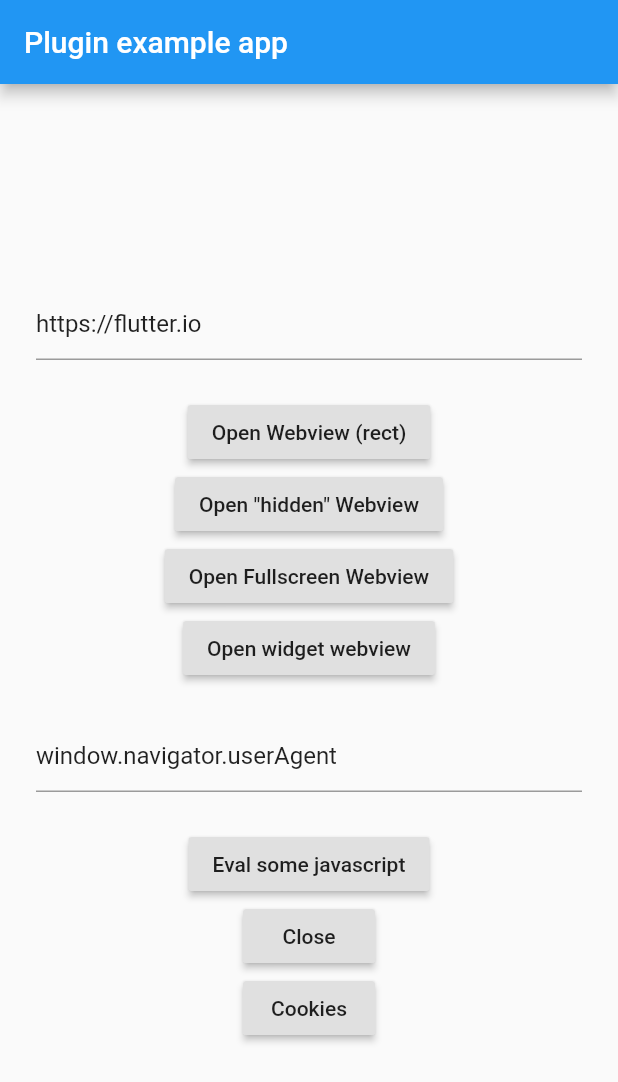
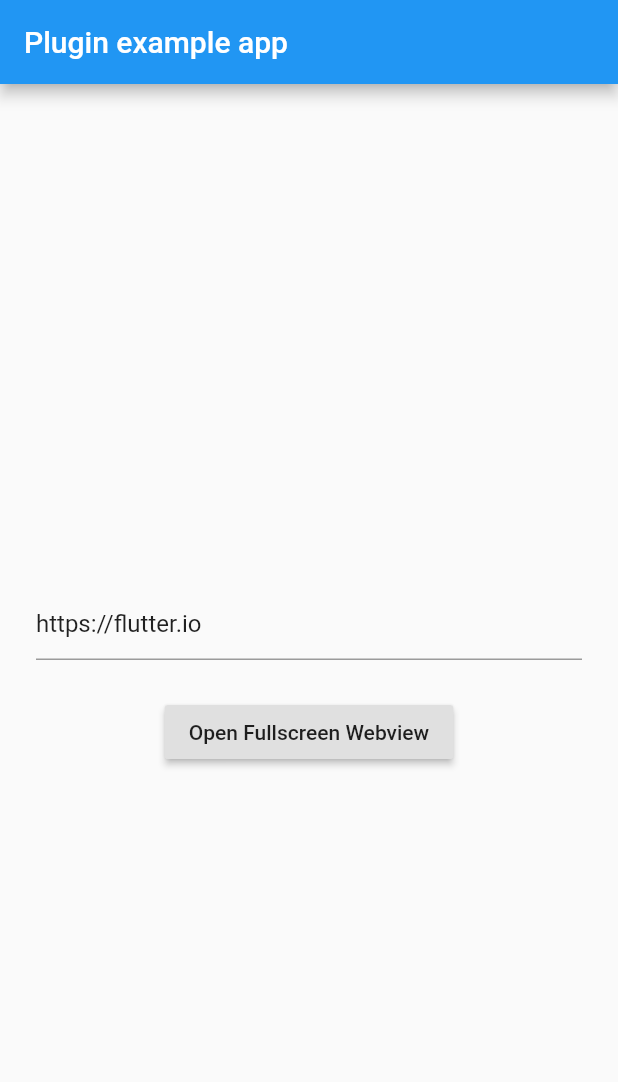
Before and after one commit to WLun001/flutter-webview, a Flutter app: the screen it shows after launch, on a phone screen of 412 x 824 dp. Shown: the top 1082 px of the screen. Run offline on Flutter 3.47's test engine with Material 2 defaults, Android fonts, the phone set to English and light mode, and no system bars; missing offline and left inert: flutter_webview_plugin.

Commit message:
simplfied sample code

```diff
--- a/lib/main.dart
+++ b/lib/main.dart
@@ -2,9 +2,6 @@ import 'dart:async';
 
 import 'package:flutter/material.dart';
 import 'package:flutter_webview_plugin/flutter_webview_plugin.dart';
-
-const kAndroidUserAgent =
-    'Mozilla/5.0 (Linux; Android 6.0; Nexus 5 Build/MRA58N) AppleWebKit/537.36 (KHTML, like Gecko) Chrome/62.0.3202.94 Mobile Safari/537.36';
 
 String selectedUrl = 'https://flutter.io';
 
@@ -45,32 +42,15 @@ class MyHomePage extends StatefulWidget {
 }
 
 class _MyHomePageState extends State<MyHomePage> {
-  // Instance of WebView plugin
   final flutterWebviewPlugin = new FlutterWebviewPlugin();
 
-  // On destroy stream
   StreamSubscription _onDestroy;
 
-  // On urlChanged stream
   StreamSubscription<String> _onUrlChanged;
-
-  // On urlChanged stream
-  StreamSubscription<WebViewStateChanged> _onStateChanged;
-
-  StreamSubscription<WebViewHttpError> _onHttpError;
-
-  StreamSubscription<double> _onScrollYChanged;
-
-  StreamSubscription<double> _onScrollXChanged;
 
   final _urlCtrl = new TextEditingController(text: selectedUrl);
 
-  final _codeCtrl =
-      new TextEditingController(text: 'window.navigator.userAgent');
-
   final _scaffoldKey = new GlobalKey<ScaffoldState>();
-
-  final _history = [];
 
   @override
   void initState() {
@@ -82,76 +62,25 @@ class _MyHomePageState extends State<MyHomePage> {
       selectedUrl = _urlCtrl.text;
     });
 
-    // Add a listener to on destroy WebView, so you can make came actions.
     _onDestroy = flutterWebviewPlugin.onDestroy.listen((_) {
       if (mounted) {
-        // Actions like show a info toast.
         _scaffoldKey.currentState.showSnackBar(
             const SnackBar(content: const Text('Webview Destroyed')));
       }
     });
 
-    // Add a listener to on url changed
     _onUrlChanged = flutterWebviewPlugin.onUrlChanged.listen((String url) {
       if (url == 'https://github.com/flutter') {
         flutterWebviewPlugin.close();
-      }
-      if (mounted) {
-        setState(() {
-          _history.add('onUrlChanged: $url');
-        });
-      }
-    });
-
-    _onScrollYChanged =
-        flutterWebviewPlugin.onScrollYChanged.listen((double y) {
-      if (mounted) {
-        setState(() {
-          _history.add("Scroll in  Y Direction: $y");
-        });
-      }
-    });
-
-    _onScrollXChanged =
-        flutterWebviewPlugin.onScrollXChanged.listen((double x) {
-      if (mounted) {
-        setState(() {
-          _history.add("Scroll in  X Direction: $x");
-        });
-      }
-    });
-
-    _onStateChanged =
-        flutterWebviewPlugin.onStateChanged.listen((WebViewStateChanged state) {
-      if (mounted) {
-        setState(() {
-          _history.add('onStateChanged: ${state.type} ${state.url}');
-        });
-      }
-    });
-
-    _onHttpError =
-        flutterWebviewPlugin.onHttpError.listen((WebViewHttpError error) {
-      if (mounted) {
-        setState(() {
-          _history.add('onHttpError: ${error.code} ${error.url}');
-        });
       }
     });
   }
 
   @override
   void dispose() {
-    // Every listener should be canceled, the same should be done with this stream.
     _onDestroy.cancel();
     _onUrlChanged.cancel();
-    _onStateChanged.cancel();
-    _onHttpError.cancel();
-    _onScrollXChanged.cancel();
-    _onScrollYChanged.cancel();
-
     flutterWebviewPlugin.dispose();
-
     super.dispose();
   }
 
@@ -171,67 +100,10 @@ class _MyHomePageState extends State<MyHomePage> {
           ),
           new RaisedButton(
             onPressed: () {
-              flutterWebviewPlugin.launch(selectedUrl,
-                  rect: new Rect.fromLTWH(
-                      0.0, 0.0, MediaQuery.of(context).size.width, 300.0),
-                  userAgent: kAndroidUserAgent);
-            },
-            child: const Text('Open Webview (rect)'),
-          ),
-          new RaisedButton(
-            onPressed: () {
-              flutterWebviewPlugin.launch(selectedUrl, hidden: true);
-            },
-            child: const Text('Open "hidden" Webview'),
-          ),
-          new RaisedButton(
-            onPressed: () {
               flutterWebviewPlugin.launch(selectedUrl);
             },
             child: const Text('Open Fullscreen Webview'),
           ),
-          new RaisedButton(
-            onPressed: () {
-              Navigator.of(context).pushNamed('/widget');
-            },
-            child: const Text('Open widget webview'),
-          ),
-          new Container(
-            padding: const EdgeInsets.all(24.0),
-            child: new TextField(controller: _codeCtrl),
-          ),
-          new RaisedButton(
-            onPressed: () {
-              final future =
-                  flutterWebviewPlugin.evalJavascript(_codeCtrl.text);
-              future.then((String result) {
-                setState(() {
-                  _history.add('eval: $result');
-                });
-              });
-            },
-            child: const Text('Eval some javascript'),
-          ),
-          new RaisedButton(
-            onPressed: () {
-              setState(() {
-                _history.clear();
-              });
-              flutterWebviewPlugin.close();
-            },
-            child: const Text('Close'),
-          ),
-          new RaisedButton(
-            onPressed: () {
-              flutterWebviewPlugin.getCookies().then((m) {
-                setState(() {
-                  _history.add('cookies: $m');
-                });
-              });
-            },
-            child: const Text('Cookies'),
-          ),
-          new Text(_history.join('\n'))
         ],
       ),
     );
```
Also changed, not shown: pubspec.lock, 1 other file.
